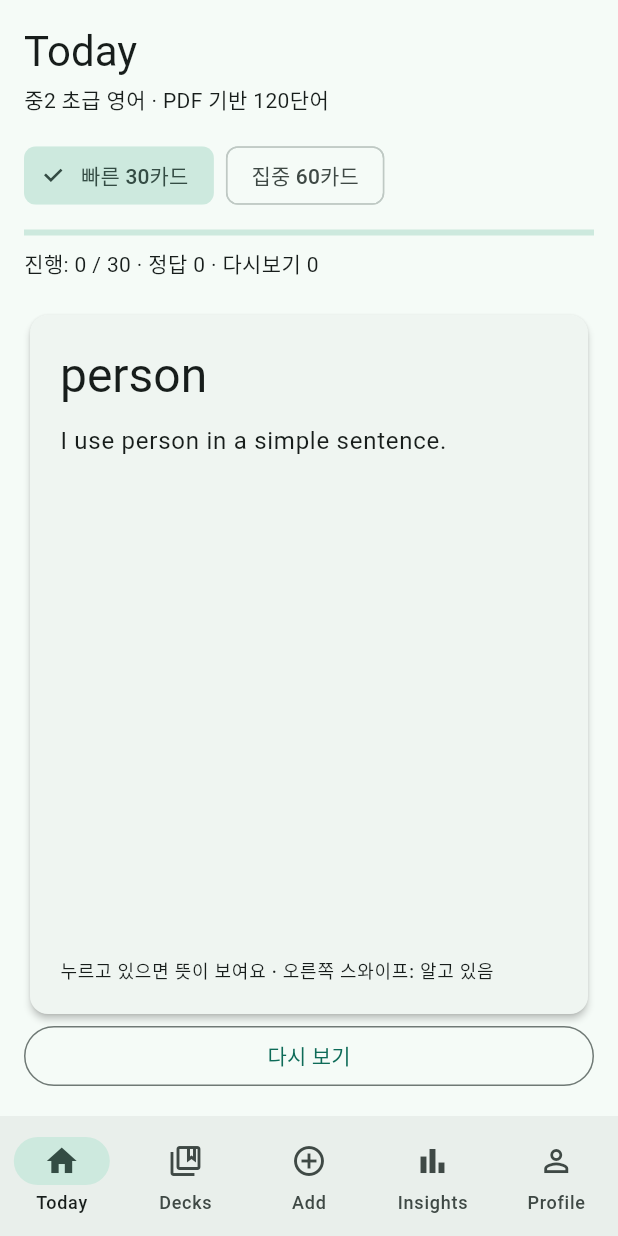
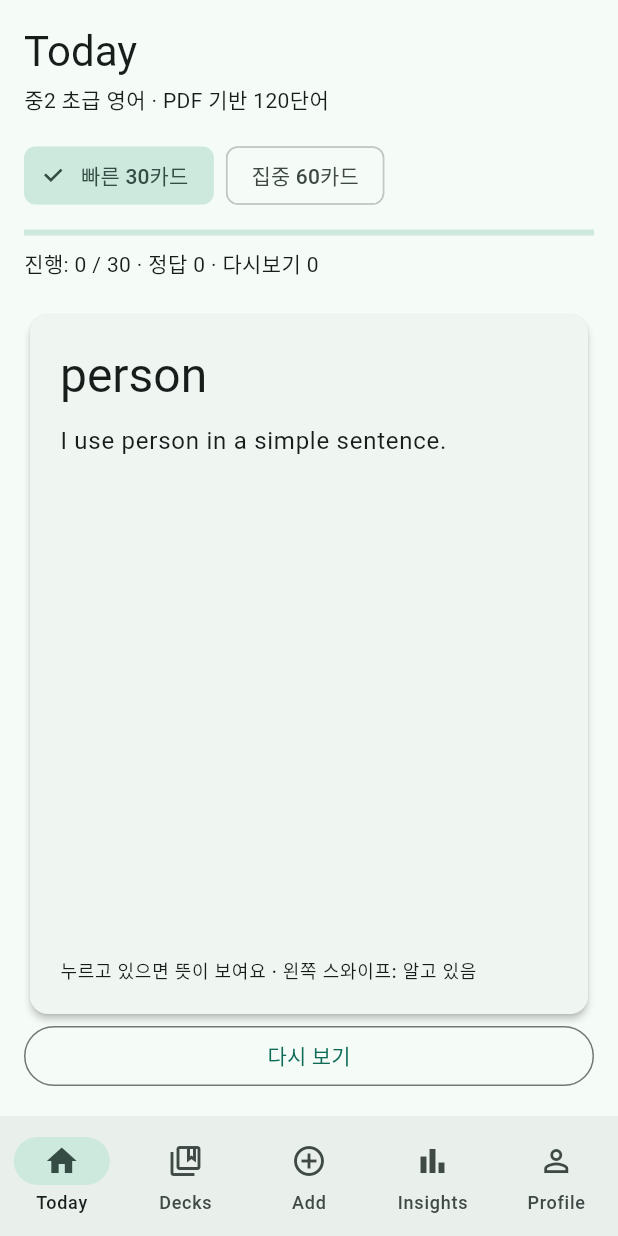
Before and after one commit to 0807ksc/repeato, a Flutter app: the screen it shows after launch, on a phone screen of 412 x 824 dp. Run offline on Flutter 3.47's test engine with Material 3 defaults, Android fonts, the phone set to English and light mode, and no system bars.

Commit message:
Reverse known swipe direction to left

```diff
--- a/app/lib/main.dart
+++ b/app/lib/main.dart
@@ -323,7 +323,7 @@ class _TodayScreenState extends State<TodayScreen> {
                         onTapDown: (_) => setState(() => _showMeaning = true),
                         onTapUp: (_) => setState(() => _showMeaning = false),
                         onTapCancel: () => setState(() => _showMeaning = false),
-                        // Swipe right = "알고 있음" (known).
+                        // Swipe left = "알고 있음" (known).
                         // Use distance threshold (not only velocity) for better reliability
                         // on iOS Safari / web touch interactions.
                         onHorizontalDragStart: (details) {
@@ -333,7 +333,7 @@ class _TodayScreenState extends State<TodayScreen> {
                         onHorizontalDragUpdate: (details) {
                           if (_swipeHandled || _dragStartX == null) return;
                           final deltaX = details.globalPosition.dx - _dragStartX!;
-                          if (deltaX > 56) {
+                          if (deltaX < -56) {
                             _swipeHandled = true;
                             _answer(true);
                           }
@@ -374,7 +374,7 @@ class _TodayScreenState extends State<TodayScreen> {
                                   Text(
                                     _showMeaning
                                         ? '누르고 있으면 뜻이 보여요'
-                                        : '누르고 있으면 뜻이 보여요 · 오른쪽 스와이프: 알고 있음',
+                                        : '누르고 있으면 뜻이 보여요 · 왼쪽 스와이프: 알고 있음',
                                     style: Theme.of(context).textTheme.labelMedium,
                                   ),
                                 ],
```
